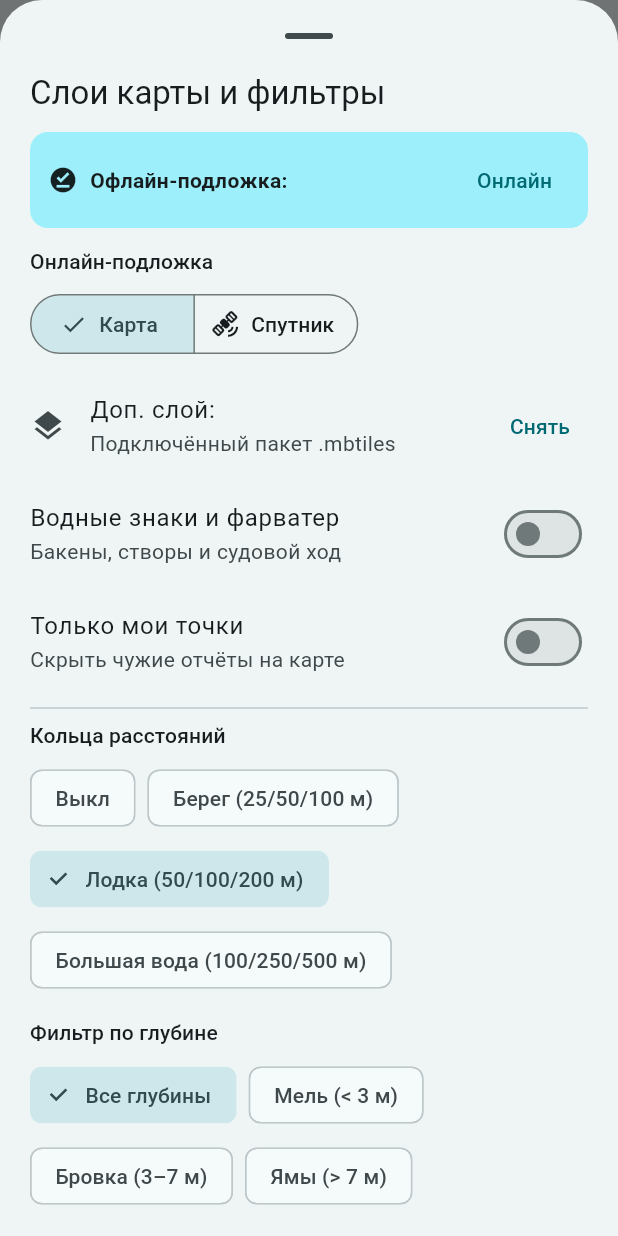
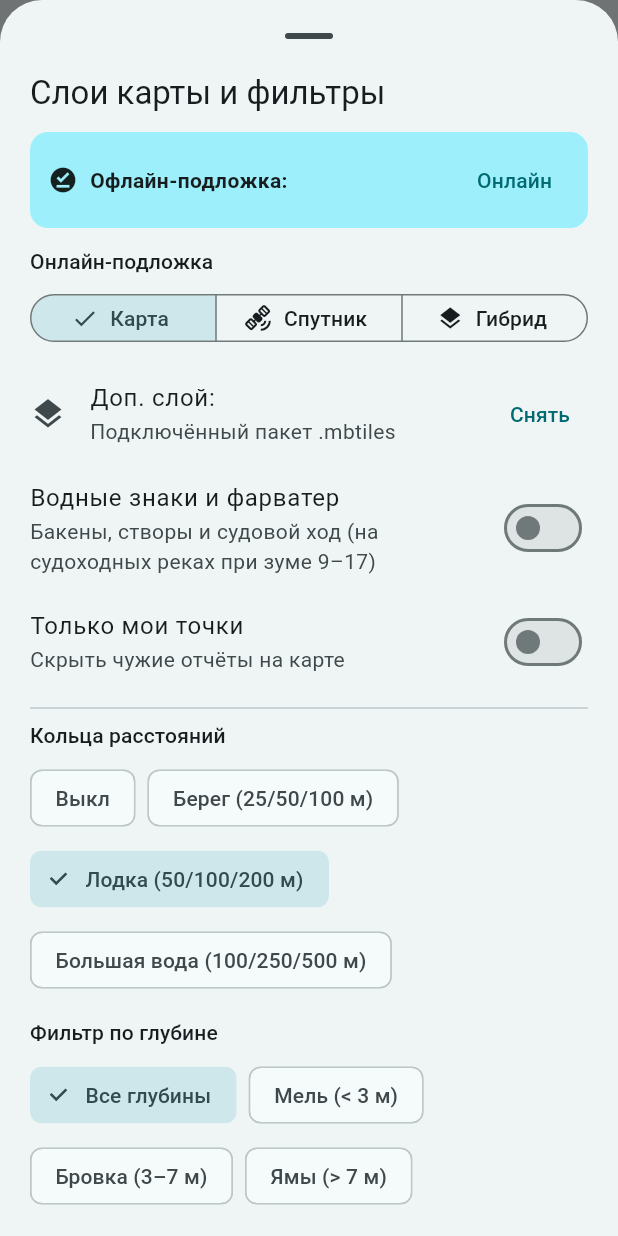
Before and after one commit to officier1973-hub/fishing-radar, a Flutter app: what showLayersSheet() shows on an empty page, opened directly with empty values, on a phone screen of 412 x 824 dp. Run offline on Flutter 3.47's test engine with Material 3 defaults, Android fonts, the phone set to English and light mode, and no system bars; our stand-ins replace file_picker, flutter_map, geolocator, image_picker, latlong2, shared_preferences and 1 more; missing offline and left inert: flutter_map_mbtiles, mbtiles; accounts and stored records are empty.

Commit message:
Update map_sheets.dart

```diff
--- a/lib/widgets/map_sheets.dart
+++ b/lib/widgets/map_sheets.dart
@@ -93,17 +93,27 @@ Future<void> showLayersSheet({
                     style: Theme.of(ctx).textTheme.labelLarge,
                   ),
                   const SizedBox(height: 8),
-                  SegmentedButton<BaseMapType>(
+                  SizedBox(
+                    width: double.infinity,
+                    child: SegmentedButton<BaseMapType>(
+                      style: SegmentedButton.styleFrom(
+                        visualDensity: VisualDensity.compact,
+                      ),
                       segments: const [
                         ButtonSegment(
                           value: BaseMapType.standard,
-                        icon: Icon(Icons.map),
+                          icon: Icon(Icons.map, size: 18),
                           label: Text('Карта'),
                         ),
                         ButtonSegment(
                           value: BaseMapType.satellite,
-                        icon: Icon(Icons.satellite_alt),
+                          icon: Icon(Icons.satellite_alt, size: 18),
                           label: Text('Спутник'),
+                        ),
+                        ButtonSegment(
+                          value: BaseMapType.hybrid,
+                          icon: Icon(Icons.layers, size: 18),
+                          label: Text('Гибрид'),
                         ),
                       ],
                       selected: {local.baseMap},
@@ -111,6 +121,7 @@ Future<void> showLayersSheet({
                         local.copyWith(
                           baseMap: s.first,
                           clearActiveMbtiles: true,
+                        ),
                       ),
                     ),
                   ),
@@ -131,7 +142,9 @@ Future<void> showLayersSheet({
                   SwitchListTile(
                     contentPadding: EdgeInsets.zero,
                     title: const Text('Водные знаки и фарватер'),
-                    subtitle: const Text('Бакены, створы и судовой ход'),
+                    subtitle: const Text(
+                      'Бакены, створы и судовой ход (на судоходных реках при зуме 9–17)',
+                    ),
                     value: local.showSeamarks,
                     onChanged: (v) => update(local.copyWith(showSeamarks: v)),
                   ),
@@ -398,7 +411,8 @@ Future<void> showOfflineCacheSheet({
                                           TextField(
                                             controller: urlCtrl,
                                             decoration: const InputDecoration(
-                                              labelText: 'Прямая ссылка (https://...)',
+                                              labelText:
+                                                  'Прямая ссылка (https://...)',
                                               border: OutlineInputBorder(),
                                             ),
                                           ),
@@ -430,7 +444,9 @@ Future<void> showOfflineCacheSheet({
                                   final name = nameCtrl.text.trim();
                                   urlCtrl.dispose();
                                   nameCtrl.dispose();
-                                  if (ok == true && url.isNotEmpty && ctx.mounted) {
+                                  if (ok == true &&
+                                      url.isNotEmpty &&
+                                      ctx.mounted) {
                                     await startUrlDownload(
                                       setSheetState,
                                       url,
@@ -520,7 +536,8 @@ Future<void> showOfflineCacheSheet({
                                   children: [
                                     Row(
                                       children: [
-                                        const Icon(Icons.map_outlined, size: 20),
+                                        const Icon(Icons.map_outlined,
+                                            size: 20),
                                         const SizedBox(width: 8),
                                         Expanded(
                                           child: Text(
@@ -554,7 +571,8 @@ Future<void> showOfflineCacheSheet({
                                                     );
                                                   }
                                                   if (!ctx.mounted) return;
-                                                  setSheetState(() => reloadTick++);
+                                                  setSheetState(
+                                                      () => reloadTick++);
                                                 },
                                         ),
                                       ],
@@ -614,7 +632,8 @@ Future<void> showOfflineCacheSheet({
                           ...cloudFiles.map((cf) {
                             return ListTile(
                               contentPadding: EdgeInsets.zero,
-                              leading: const Icon(Icons.cloud_download_outlined),
+                              leading:
+                                  const Icon(Icons.cloud_download_outlined),
                               title: Text(cf.name),
                               subtitle: cf.sizeBytes > 0
                                   ? Text(
@@ -712,12 +731,13 @@ Future<void> showSavedTracksSheet({
                         child: ListView.separated(
                           shrinkWrap: true,
                           itemCount: tracks.length,
-                          separatorBuilder: (_, __) => const Divider(height: 1),
+                          separatorBuilder: (_, _) => const Divider(height: 1),
                           itemBuilder: (_, index) {
                             final track = tracks[index];
-                            final isSelected = activeLoadedTrack?.id == track.id;
-                            final date = DateFormat('dd.MM HH:mm')
-                                .format(track.startedAt);
+                            final isSelected =
+                                activeLoadedTrack?.id == track.id;
+                            final date =
+                                DateFormat('dd.MM HH:mm').format(track.startedAt);
                             return ListTile(
                               leading: Icon(
                                 Icons.route,
```
Lines whose indentation alone changed are shown as unchanged.
